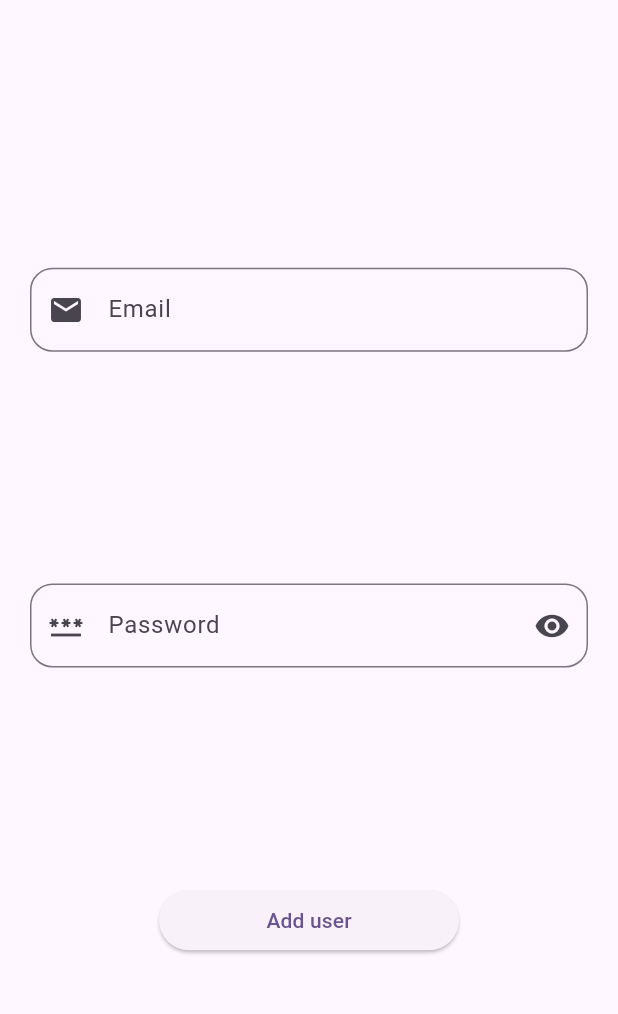
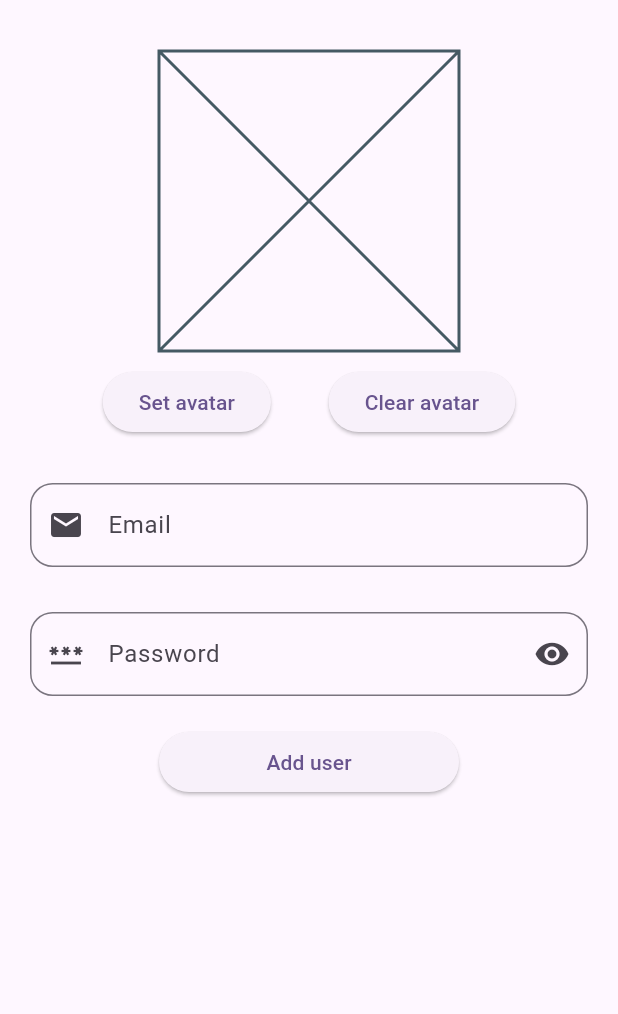
Before and after one commit to WizMe-M/Flutter-Firestore-and-Firestorage, a Flutter app: the CreateUserPage screen opened by its route, after a tap on "Add user", on a phone screen of 412 x 824 dp, the part 63-1077 px from its top. Run offline on Flutter 3.47's test engine with Material 2 defaults, Android fonts, the phone set to English and light mode, and no system bars; our stand-ins replace auto_route, cloud_firestore, file_picker, firebase_core, firebase_storage, freezed_annotation; accounts and stored records are empty.

Commit message:
add files into firebase storage
- also separated firestore-handling logic in Store<T> object
- user_entity.dart represents user DTO

```diff
--- /dev/null
+++ b/lib/model/entity/user_entity.dart
@@ -0,0 +1,9 @@
+import 'package:file_picker/file_picker.dart';
+import 'package:firestore_learning/model/user/user.dart';
+
+class UserModel {
+  final User user;
+  final PlatformFile? image;
+
+  UserModel({required this.user, this.image});
+}
--- a/lib/model/image/image_entity.dart
+++ b/lib/model/image/image_entity.dart
@@ -8,7 +8,7 @@ part 'image_entity.g.dart';
 class ImageEntity with _$ImageEntity {
   factory ImageEntity({
     required String name,
-    required int size,
+    required String url,
   }) = _Image;
 
   factory ImageEntity.fromJson(Map<String, dynamic> json) => _$ImageEntityFromJson(json);
--- /dev/null
+++ b/lib/storages/store.dart
@@ -0,0 +1,15 @@
+import 'package:cloud_firestore/cloud_firestore.dart';
+
+abstract class Store<T> {
+  Store({required String collectionName}) {
+    collection = FirebaseFirestore.instance.collection(collectionName);
+  }
+
+  late CollectionReference<Map<String, dynamic>> collection;
+
+  Future add({required T data});
+
+  Future edit({required String id, required T data});
+
+  Future delete({required String id});
+}
--- /dev/null
+++ b/lib/storages/user_store.dart
@@ -0,0 +1,58 @@
+import 'dart:io';
+
+import 'package:firebase_storage/firebase_storage.dart';
+import 'package:firestore_learning/model/entity/user_entity.dart';
+import 'package:firestore_learning/model/image/image_entity.dart';
+import 'package:firestore_learning/model/user/user.dart';
+import 'package:firestore_learning/storages/store.dart';
+
+class UserStore extends Store<UserModel> {
+  UserStore() : super(collectionName: 'users');
+
+  final avatarStorage = FirebaseStorage.instance.ref().child('avatars');
+
+  @override
+  Future add({required UserModel data}) async {
+    var user = data.user;
+    if (data.image != null) {
+      var file = File(data.image!.path!);
+      var name = '${DateTime.now().toUtc()}.jpg';
+      var avatarRef = avatarStorage.child(name);
+      avatarRef.putFile(file);
+      var url = await avatarRef.getDownloadURL();
+      user = user.copyWith(avatar: ImageEntity(name: name, url: url));
+    }
+
+    collection.add(user.toJson());
+  }
+
+  @override
+  Future delete({required String id}) async {
+    var docRef = collection.doc(id);
+    var doc = await docRef.get();
+    var user = User.fromJson(doc.data()!);
+    if (user.avatar != null) {
+      avatarStorage.child(user.avatar!.name).delete();
+    }
+    docRef.delete();
+  }
+
+  @override
+  Future edit({required String id, required UserModel data}) async {
+    var user = data.user;
+    if (data.image != null) {
+      var file = File(data.image!.path!);
+      var name = '${DateTime.now().toUtc()}.jpg';
+      var avatarRef = avatarStorage.child(name);
+
+      avatarRef.putFile(file);
+      var url = await avatarRef.getDownloadURL();
+      user = user.copyWith(avatar: ImageEntity(name: name, url: url));
+    } else if (data.user.avatar != null) {
+      user = user.copyWith(avatar: null);
+      avatarStorage.child(user.avatar!.name).delete();
+    }
+
+    collection.doc(id).update(user.toJson());
+  }
+}
--- a/lib/widget/screen/users/create_user_page.dart
+++ b/lib/widget/screen/users/create_user_page.dart
@@ -1,8 +1,12 @@
+import 'dart:io';
+
 import 'package:auto_route/annotations.dart';
-import 'package:cloud_firestore/cloud_firestore.dart';
+import 'package:file_picker/file_picker.dart';
+import 'package:firestore_learning/model/entity/user_entity.dart';
 import 'package:firestore_learning/model/user/user.dart';
+import 'package:firestore_learning/storages/store.dart';
+import 'package:firestore_learning/storages/user_store.dart';
 import 'package:firestore_learning/widget/util/dynamic_auth_widget.dart';
-import 'package:flutter/foundation.dart';
 import 'package:flutter/material.dart';
 
 @RoutePage()
@@ -17,17 +21,46 @@ class _CreateUserPageState extends State<CreateUserPage> {
   final TextEditingController _email = TextEditingController();
   final TextEditingController _password = TextEditingController();
 
-  final fs = FirebaseFirestore.instance;
+  final Store<UserModel> store = UserStore();
 
   bool isPasswordHidden = true;
+  PlatformFile? avatarFile;
 
   @override
   Widget build(BuildContext context) {
-    return Padding(
+    return SingleChildScrollView(
+      child: Padding(
         padding: const EdgeInsets.all(20),
         child: Column(
+          mainAxisAlignment: MainAxisAlignment.center,
+          children: [
+            SizedBox(
+              width: 200,
+              height: 200,
+              child: avatarFile != null
+                  ? Image.file(File(avatarFile!.path!))
+                  : const Placeholder(),
+            ),
+            Padding(
+              padding: const EdgeInsets.all(10),
+              child: Row(
                 mainAxisAlignment: MainAxisAlignment.spaceEvenly,
                 children: [
+                  ElevatedButton(
+                    onPressed: () {
+                      setAvatar();
+                    },
+                    child: const Text('Set avatar'),
+                  ),
+                  ElevatedButton(
+                    onPressed: () {
+                      setState(() => avatarFile = null);
+                    },
+                    child: const Text('Clear avatar'),
+                  ),
+                ],
+              ),
+            ),
             Padding(
               padding: const EdgeInsets.symmetric(vertical: 20),
               child: DynamicInputWidget(
@@ -61,16 +94,28 @@ class _CreateUserPageState extends State<CreateUserPage> {
             ),
           ],
         ),
+      ),
     );
   }
 
+  Future setAvatar() async {
+    final result = await FilePicker.platform.pickFiles(
+      type: FileType.image,
+      dialogTitle: 'Select avatar',
+      allowMultiple: false,
+    );
+
+    if (result != null) {
+      setState(() => avatarFile = result.files.first);
+    }
+  }
+
   void addUserToStore() {
-    var user = User(email: _email.text, password: _password.text);
-    fs.collection('users').add(user.toJson()).then((DocumentReference dr) {
-      if (kDebugMode) {
-        print('Added document with ID ${dr.id}');
-      }
-    });
+    var data = UserModel(
+      user: User(email: _email.text, password: _password.text),
+      image: avatarFile,
+    );
+    store.add(data: data);
   }
 
   void togglePassword() {
--- a/lib/widget/side_bar.dart
+++ b/lib/widget/side_bar.dart
@@ -25,7 +25,7 @@ class _SideBarState extends State<SideBar> {
                 onTap: () {
                   var router =
                       context.innerRouterOf<StackRouter>(UsersRoute.name)!;
-                  router.replace(const AllUsersRoute());
+                  router.navigate(const AllUsersRoute());
                 },
               ),
               ListTile(
@@ -34,7 +34,7 @@ class _SideBarState extends State<SideBar> {
                 onTap: () {
                   var router =
                       context.innerRouterOf<StackRouter>(UsersRoute.name)!;
-                  router.replace(const CreateUserRoute());
+                  router.navigate(const CreateUserRoute());
                 },
               ),
             ],
--- a/pubspec.yaml
+++ b/pubspec.yaml
@@ -44,6 +44,7 @@ dependencies:
   firebase_core: ^2.9.0
   auto_route: ^6.0.5
   file_picker: ^5.2.6
+  firebase_storage: ^11.1.0
 
 dev_dependencies:
   flutter_test:
```
Also changed, not shown: lib/widget/screen/users/edit_user_page.dart (+48 -9 lines), lib/widget/screen/users/users_page.dart (+32 -44 lines), lib/model/image/image_entity.freezed.dart, lib/model/image/image_entity.g.dart, pubspec.lock. Lines whose indentation alone changed are shown as unchanged.
